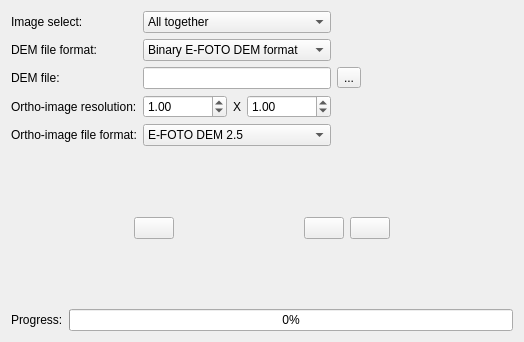
This is trunk_Matching/qt/interface/OrthoForm.ui in e-foto/e-foto as Qt 5 draws it before an edit. The edited form follows.
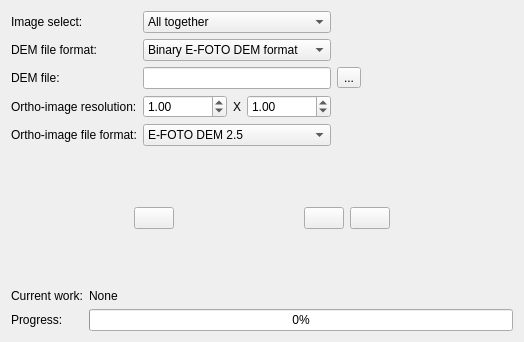
This is the edited form. Icons and pictures are not drawn.

Patch:
```diff
--- a/trunk_Matching/qt/interface/OrthoForm.ui
+++ b/trunk_Matching/qt/interface/OrthoForm.ui
@@ -13,11 +13,11 @@
   <property name="windowTitle">
    <string>Ortho-rectification</string>
   </property>
-  <layout class="QGridLayout" name="gridLayout_2">
+  <layout class="QGridLayout" name="gridLayout_5">
    <item row="0" column="0">
-    <layout class="QVBoxLayout" name="verticalLayout">
-     <item>
-      <layout class="QGridLayout" name="gridLayout">
+    <layout class="QGridLayout" name="gridLayout_4">
+     <item row="0" column="0">
+      <layout class="QGridLayout" name="gridLayout_3">
        <item row="0" column="0">
         <widget class="QLabel" name="label">
          <property name="text">
@@ -200,7 +200,7 @@
        </item>
       </layout>
      </item>
-     <item>
+     <item row="1" column="0">
       <spacer name="verticalSpacer">
        <property name="orientation">
         <enum>Qt::Vertical</enum>
@@ -213,9 +213,9 @@
        </property>
       </spacer>
      </item>
-     <item>
-      <layout class="QHBoxLayout" name="horizontalLayout">
-       <item>
+     <item row="2" column="0">
+      <layout class="QGridLayout" name="gridLayout_2">
+       <item row="0" column="0">
         <spacer name="horizontalSpacer_5">
          <property name="orientation">
           <enum>Qt::Horizontal</enum>
@@ -228,7 +228,7 @@
          </property>
         </spacer>
        </item>
-       <item>
+       <item row="0" column="1">
         <widget class="QPushButton" name="orthoButton">
          <property name="toolTip">
           <string>Run ortho-rectification</string>
@@ -248,7 +248,7 @@
          </property>
         </widget>
        </item>
-       <item>
+       <item row="0" column="2">
         <spacer name="horizontalSpacer_4">
          <property name="orientation">
           <enum>Qt::Horizontal</enum>
@@ -261,7 +261,7 @@
          </property>
         </spacer>
        </item>
-       <item>
+       <item row="0" column="3">
         <widget class="QPushButton" name="abortButton">
          <property name="toolTip">
           <string>Abort current operation</string>
@@ -281,7 +281,7 @@
          </property>
         </widget>
        </item>
-       <item>
+       <item row="0" column="4">
         <widget class="QPushButton" name="doneButton">
          <property name="toolTip">
           <string>Exit / done</string>
@@ -301,7 +301,7 @@
          </property>
         </widget>
        </item>
-       <item>
+       <item row="0" column="5">
         <spacer name="horizontalSpacer_6">
          <property name="orientation">
           <enum>Qt::Horizontal</enum>
@@ -316,7 +316,7 @@
        </item>
       </layout>
      </item>
-     <item>
+     <item row="3" column="0">
       <spacer name="verticalSpacer_2">
        <property name="orientation">
         <enum>Qt::Vertical</enum>
@@ -329,16 +329,30 @@
        </property>
       </spacer>
      </item>
-     <item>
-      <layout class="QHBoxLayout" name="horizontalLayout_2">
-       <item>
+     <item row="4" column="0">
+      <layout class="QGridLayout" name="gridLayout">
+       <item row="0" column="0">
+        <widget class="QLabel" name="label_7">
+         <property name="text">
+          <string>Current work:</string>
+         </property>
+        </widget>
+       </item>
+       <item row="0" column="1">
+        <widget class="QLabel" name="workLabel">
+         <property name="text">
+          <string>None</string>
+         </property>
+        </widget>
+       </item>
+       <item row="1" column="0">
         <widget class="QLabel" name="label_3">
          <property name="text">
           <string>Progress:</string>
          </property>
         </widget>
        </item>
-       <item>
+       <item row="1" column="1">
         <widget class="QProgressBar" name="progressBar">
          <property name="value">
           <number>0</number>
```
